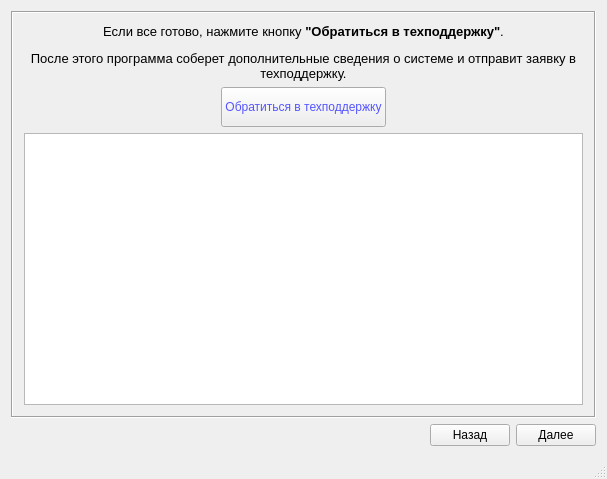
Qt form MainWindow.ui (ultra-sw/its-scanner) before a commit.
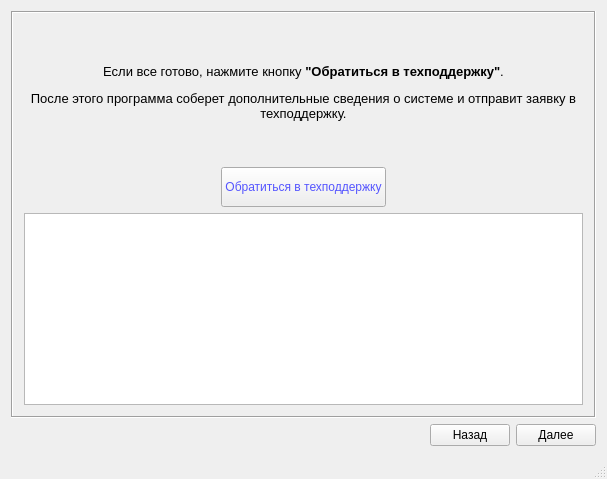
The same form after that commit. The open tabs and pages were chosen to show the change.

```diff
--- a/MainWindow.ui
+++ b/MainWindow.ui
@@ -293,6 +293,12 @@
        <layout class="QVBoxLayout" name="verticalLayout_3">
         <item>
          <widget class="QLabel" name="label_9">
+          <property name="sizePolicy">
+           <sizepolicy hsizetype="Preferred" vsizetype="Expanding">
+            <horstretch>0</horstretch>
+            <verstretch>0</verstretch>
+           </sizepolicy>
+          </property>
           <property name="text">
            <string>&lt;html&gt;&lt;head/&gt;&lt;body&gt;&lt;p&gt;&lt;span style=&quot; font-size:10pt;&quot;&gt;Если все готово, нажмите кнопку &lt;/span&gt;&lt;span style=&quot; font-size:10pt; font-weight:600;&quot;&gt;&amp;quot;Обратиться в техподдержку&amp;quot;&lt;/span&gt;&lt;span style=&quot; font-size:10pt;&quot;&gt;.&lt;/span&gt;&lt;/p&gt;&lt;p&gt;&lt;span style=&quot; font-size:10pt;&quot;&gt;После этого программа соберет дополнительные сведения о системе и отправит заявку в техподдержку.&lt;/span&gt;&lt;/p&gt;&lt;/body&gt;&lt;/html&gt;</string>
           </property>
```
Left out of the diff: 4 changed lines with no effect on the pictures.
